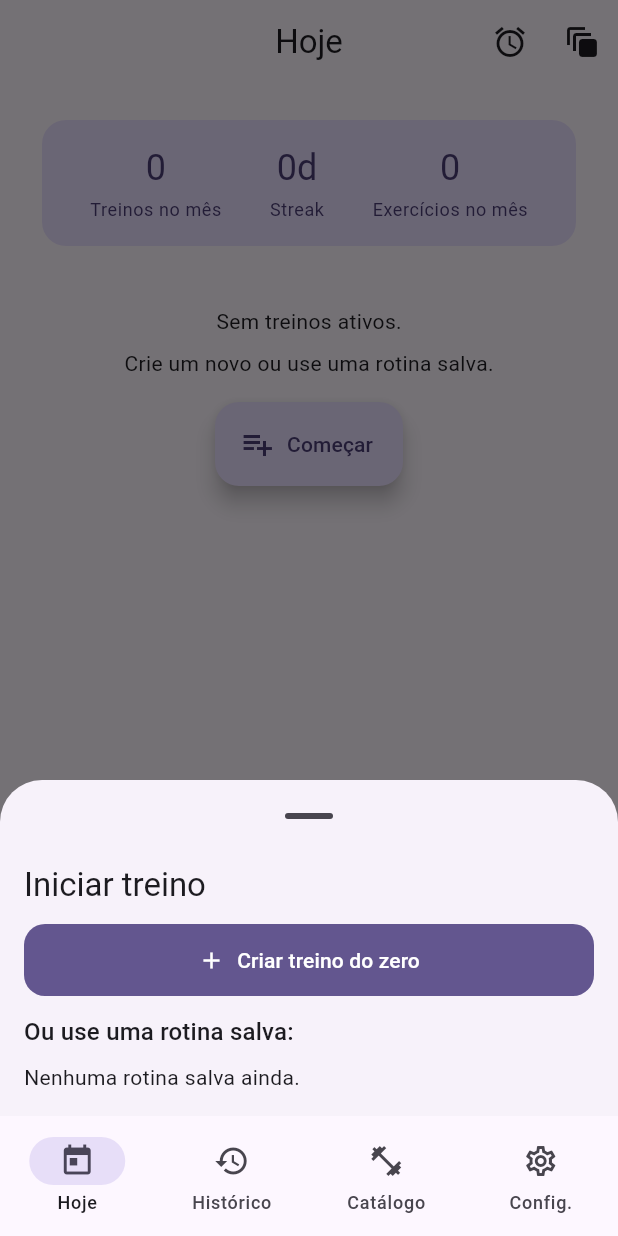
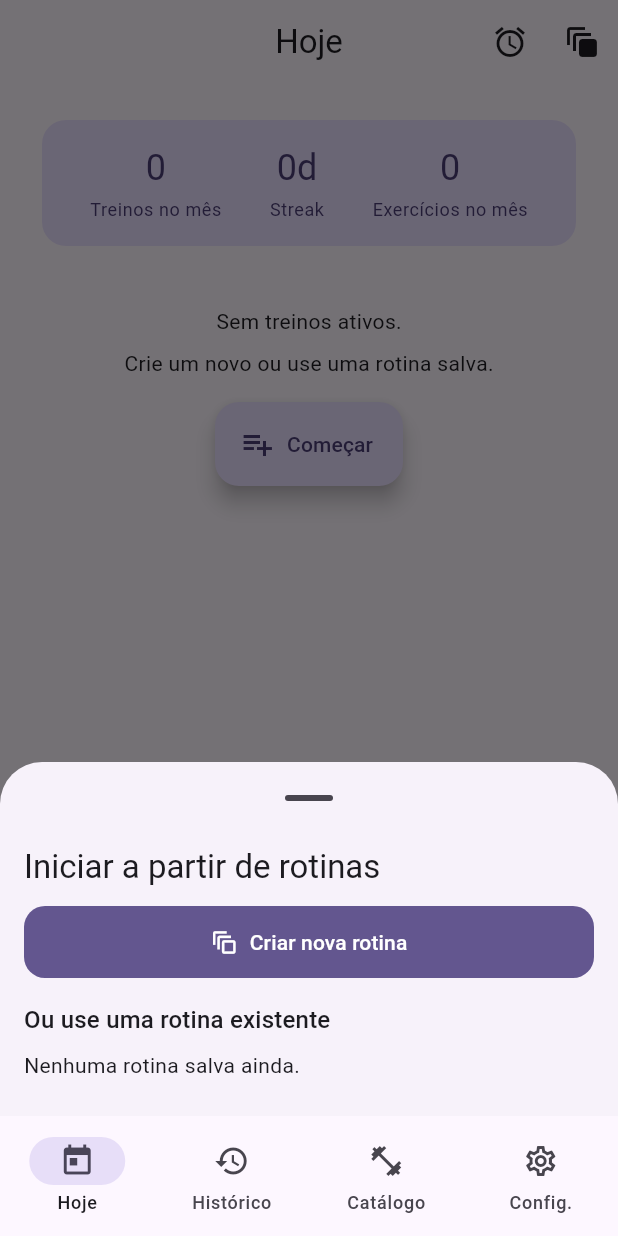
Before and after one commit to josevilanir/gym_tracker, a Flutter app: the screen it shows after launch, after a tap on "Começar", on a phone screen of 412 x 824 dp. Run offline on Flutter 3.47's test engine with Material 3 defaults, Android fonts, the phone set to English and light mode, and no system bars; our stand-ins replace drift, drift_sqflite, flutter_riverpod, go_router; accounts and stored records are empty; generated files the repository leaves out were written again.

Commit message:
feat(today): refatorar botão 'Começar' para criar nova rotina vazia ou iniciar de rotina existente

```diff
--- a/lib/features/workout/pages/today_page.dart
+++ b/lib/features/workout/pages/today_page.dart
@@ -232,11 +232,7 @@ class _StartFab extends ConsumerWidget {
       showDragHandle: true,
       isScrollControlled: true,
       builder: (context) => Padding(
-        padding: EdgeInsets.only(
-          left: 16, right: 16,
-          bottom: MediaQuery.of(context).viewInsets.bottom + 16,
-          top: 8,
-        ),
+        padding: const EdgeInsets.fromLTRB(16, 8, 16, 24),
         child: FutureBuilder<List<Template>>(
           future: repo.listTemplates(),
           builder: (context, snap) {
@@ -245,25 +241,37 @@ class _StartFab extends ConsumerWidget {
               mainAxisSize: MainAxisSize.min,
               crossAxisAlignment: CrossAxisAlignment.stretch,
               children: [
-                Text('Iniciar treino', style: Theme.of(context).textTheme.titleLarge),
+                Text('Iniciar a partir de rotinas', style: Theme.of(context).textTheme.titleLarge),
                 const SizedBox(height: 12),
+                // ✅ Criar NOVA ROTINA (começa vazia)
                 FilledButton.icon(
-                  icon: const Icon(Icons.add),
-                  label: const Text('Criar treino do zero'),
-                  onPressed: () {
+                  icon: const Icon(Icons.auto_awesome_motion_outlined),
+                  label: const Text('Criar nova rotina'),
+                  onPressed: () async {
                     Navigator.pop(context);
-                    context.pushNamed('workout_new');
+                    // cria um treino vazio para você EDITAR e depois salvar como rotina
+                    final id = await repo.createWorkout(); // sem exercícios
+                    if (context.mounted) {
+                      // Dica: ao abrir o detalhe, o usuário pode tocar no ícone de "Salvar como rotina"
+                      context.pushNamed('workout_detail', pathParameters: {'id': id});
+                      ScaffoldMessenger.of(context).showSnackBar(
+                        const SnackBar(
+                          content: Text('Dica: toque em “Salvar como rotina” no topo.'),
+                        ),
+                      );
+                    }
                   },
                 ),
-                const SizedBox(height: 12),
-                Text('Ou use uma rotina salva:', style: Theme.of(context).textTheme.titleMedium),
+                const SizedBox(height: 16),
+                Text('Ou use uma rotina existente', style: Theme.of(context).textTheme.titleMedium),
                 const SizedBox(height: 8),
                 if (templates.isEmpty)
                   const Text('Nenhuma rotina salva ainda.')
                 else
                   ...templates.map((t) => ListTile(
-                        leading: const Icon(Icons.auto_awesome_motion),
+                        leading: const Icon(Icons.bookmark_added_outlined),
                         title: Text(t.name),
+                        subtitle: const Text('Toque para começar agora'),
                         onTap: () async {
                           final newId = await repo.createWorkoutFromTemplate(
                             templateId: t.id,
```
